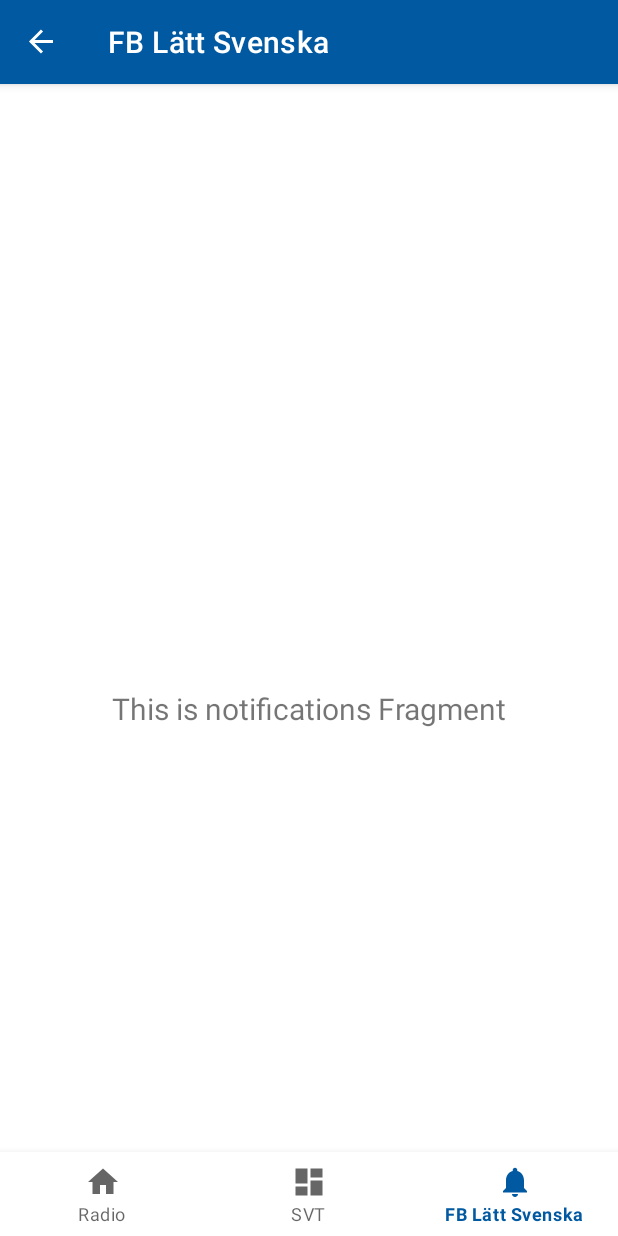
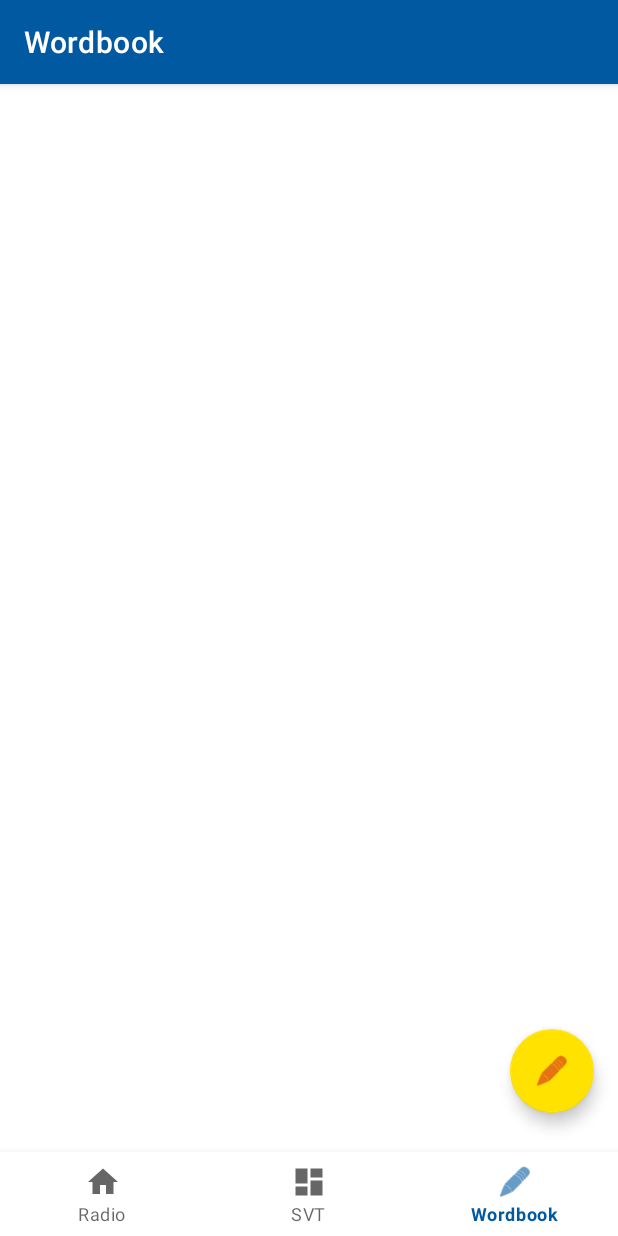
Before and after one commit to diogomonte/latt-svenska, an Android app: the screen it shows after launch (MainActivity), item 3 of the bottom bar chosen, on a phone screen of 412 x 824 dp. Run offline under Robolectric (Android 15) with nearby library versions, the phone set to English and light mode, and no system bars; our stand-ins replace Room's generated code, navigation-ui; 4 statements that could not run were skipped.

Commit message:
add view wordbook dialog

```diff
--- a/app/src/main/AndroidManifest.xml
+++ b/app/src/main/AndroidManifest.xml
@@ -5,6 +5,7 @@
     <uses-permission android:name="android.permission.INTERNET" />
 
     <application
+        android:name=".LattSvenskaApplication"
         android:allowBackup="true"
         android:icon="@mipmap/ic_launcher"
         android:label="@string/app_name"
--- /dev/null
+++ b/app/src/main/java/com/dom/lattsvenska/LattSvenskaApplication.kt
@@ -0,0 +1,13 @@
+package com.dom.lattsvenska
+
+import android.app.Application
+import com.dom.lattsvenska.database.AppDatabase
+
+class LattSvenskaApplication: Application() {
+
+    override fun onCreate() {
+        super.onCreate()
+
+        AppDatabase.getInstance(context = this@LattSvenskaApplication)
+    }
+}
--- a/app/src/main/java/com/dom/lattsvenska/MainActivity.kt
+++ b/app/src/main/java/com/dom/lattsvenska/MainActivity.kt
@@ -19,8 +19,9 @@ class MainActivity : AppCompatActivity() {
         // Passing each menu ID as a set of Ids because each
         // menu should be considered as top level destinations.
         val appBarConfiguration = AppBarConfiguration(setOf(
-                R.id.navigation_radio, R.id.navigation_svt))
+                R.id.navigation_radio, R.id.navigation_svt, R.id.navigation_wordbook))
         setupActionBarWithNavController(navController, appBarConfiguration)
         navView.setupWithNavController(navController)
     }
+
 }
--- /dev/null
+++ b/app/src/main/java/com/dom/lattsvenska/database/AppDatabase.kt
@@ -0,0 +1,28 @@
+package com.dom.lattsvenska.database
+
+import android.content.Context
+import androidx.room.Database
+import androidx.room.Room
+import androidx.room.RoomDatabase
+
+@Database(entities = arrayOf(Word::class), version = 1)
+abstract class AppDatabase: RoomDatabase() {
+    abstract fun wordDao(): WordDao
+
+    companion object {
+
+        private var instance: AppDatabase? = null
+
+        @Synchronized
+        fun getInstance(context: Context): AppDatabase {
+            if (instance == null) {
+                instance = Room.databaseBuilder(context.applicationContext,
+                    AppDatabase::class.java,
+                    "latt-svenska")
+                    .fallbackToDestructiveMigration()
+                    .build()
+            }
+            return instance!!
+        }
+    }
+}
--- /dev/null
+++ b/app/src/main/java/com/dom/lattsvenska/database/Wordbook.kt
@@ -0,0 +1,29 @@
+package com.dom.lattsvenska.database
+
+import androidx.room.*
+
+@Entity(tableName = "words")
+data class Word(@PrimaryKey val id: Int,
+                @ColumnInfo(name = "value") val value: String,
+                @ColumnInfo(name = "translation")  val translation: String) {
+
+    constructor(value: String,
+                translation: String)
+}
+
+@Dao
+interface WordDao {
+
+    @Query("SELECT * FROM words")
+    fun getAll(): List<Word>
+
+    @Update(onConflict = OnConflictStrategy.REPLACE)
+    fun update(word: Word)
+
+    @Insert
+    fun save(word: Word)
+
+    @Delete
+    fun delete(word: Word)
+
+}
--- a/app/src/main/java/com/dom/lattsvenska/ui/radio/RadioFragment.kt
+++ b/app/src/main/java/com/dom/lattsvenska/ui/radio/RadioFragment.kt
@@ -24,8 +24,7 @@ class RadioFragment : Fragment() {
             container: ViewGroup?,
             savedInstanceState: Bundle?
     ): View? {
-        radioViewModel =
-                ViewModelProvider(this).get(RadioViewModel::class.java)
+        radioViewModel = ViewModelProvider(this).get(RadioViewModel::class.java)
         val root = inflater.inflate(R.layout.fragment_radio, container, false)
 
         val webView: WebView = root.findViewById(R.id.fragment_radio_webview)
--- /dev/null
+++ b/app/src/main/java/com/dom/lattsvenska/ui/wordbook/WordbookFragment.kt
@@ -0,0 +1,88 @@
+package com.dom.lattsvenska.ui.wordbook
+
+import android.app.Dialog
+import android.os.Bundle
+import android.view.LayoutInflater
+import android.view.View
+import android.view.ViewGroup
+import android.widget.Button
+import android.widget.TextView
+import androidx.fragment.app.Fragment
+import androidx.lifecycle.Observer
+import androidx.lifecycle.ViewModelProvider
+import com.dom.lattsvenska.R
+import com.dom.lattsvenska.database.Word
+import com.google.android.material.floatingactionbutton.FloatingActionButton
+
+
+class WordbookFragment : Fragment() {
+
+    private lateinit var wordbookViewModel: WordbookViewModel
+    private lateinit var errorLayout: View
+    private lateinit var errorMessage: TextView
+
+    override fun onCreateView(
+        inflater: LayoutInflater, container: ViewGroup?,
+        savedInstanceState: Bundle?): View? {
+        val root = inflater.inflate(R.layout.fragment_wordbook, container, false)
+        setupUI(root)
+        setupViewModel()
+        return root
+    }
+
+
+    private fun setupUI(root: View) {
+        errorLayout = root.findViewById(R.id.view_error)
+        errorMessage = root.findViewById(R.id.view_error_message)
+
+        val addWordButton = root.findViewById<FloatingActionButton>(R.id.fragment_wordbook_float_button)
+        addWordButton.setOnClickListener {
+            openNewWordDialog()
+        }
+    }
+
+    private fun setupViewModel() {
+        wordbookViewModel = ViewModelProvider(this).get(WordbookViewModel::class.java)
+        wordbookViewModel.onMessageError.observe(viewLifecycleOwner, onMessageErrorObserver)
+        wordbookViewModel.words.observe(viewLifecycleOwner, onWordsLoaded)
+    }
+
+    private val onWordsLoaded = Observer<List<Word>> {
+        errorLayout.visibility = View.GONE
+    }
+
+    private val onMessageErrorObserver = Observer<String> {
+        errorMessage.text = it
+        errorLayout.visibility = View.VISIBLE
+    }
+
+    private fun openNewWordDialog() {
+        activity?.let {
+            val dialog = Dialog(it, android.R.style.Theme_Light_NoTitleBar_Fullscreen)
+            dialog.setContentView(R.layout.dialog_new_word)
+
+            val wordValue = dialog.findViewById<TextView>(R.id.fragment_new_word_value)
+            val wordTranslation = dialog.findViewById<TextView>(R.id.fragment_new_word_translation)
+
+            dialog.findViewById<Button>(R.id.dialog_new_word_cancel)
+                .setOnClickListener {
+                    dialog.dismiss()
+                }
+
+            dialog.findViewById<Button>(R.id.dialog_new_word_save)
+                .setOnClickListener {
+                    wordbookViewModel.wordValue = wordValue.text as String
+                    wordbookViewModel.wordTranslation = wordValue.text as String
+                    wordbookViewModel.saveNewWord()
+                }
+
+            dialog.show()
+        }
+    }
+
+    override fun onResume() {
+        super.onResume()
+        wordbookViewModel.loadWords()
+    }
+
+}
--- /dev/null
+++ b/app/src/main/java/com/dom/lattsvenska/ui/wordbook/WordbookViewModel.kt
@@ -0,0 +1,35 @@
+package com.dom.lattsvenska.ui.wordbook
+
+import android.app.Application
+import androidx.lifecycle.AndroidViewModel
+import androidx.lifecycle.LiveData
+import androidx.lifecycle.MutableLiveData
+import com.dom.lattsvenska.database.AppDatabase
+import com.dom.lattsvenska.database.Word
+import kotlin.properties.Delegates
+
+class WordbookViewModel(application: Application) : AndroidViewModel(application) {
+
+    var database: AppDatabase = AppDatabase.getInstance(application)
+
+    private val wordsList = MutableLiveData<List<Word>>()
+    val words: LiveData<List<Word>> = wordsList
+
+    private val messageError = MutableLiveData<String>()
+    val onMessageError: LiveData<String> = messageError
+
+    var wordId by Delegates.notNull<Int>()
+    lateinit var wordValue: String
+    lateinit var wordTranslation: String
+
+    fun loadWords() {
+        wordsList.value = database.wordDao().getAll()
+    }
+
+    fun saveNewWord() {
+        if (wordValue.trim().isEmpty() || wordTranslation.trim().isEmpty()) {
+            messageError.value = "Missing a word or translation."
+        }
+        database.wordDao().save(Word(wordValue, wordTranslation))
+    }
+}
--- /dev/null
+++ b/app/src/main/res/layout/fragment_wordbook.xml
@@ -0,0 +1,25 @@
+<?xml version="1.0" encoding="utf-8"?>
+<androidx.constraintlayout.widget.ConstraintLayout xmlns:android="http://schemas.android.com/apk/res/android"
+    xmlns:app="http://schemas.android.com/apk/res-auto"
+    xmlns:tools="http://schemas.android.com/tools"
+    android:layout_width="match_parent"
+    android:layout_height="match_parent"
+    tools:context=".ui.wordbook.WordbookFragment">
+
+
+    <include layout="@layout/view_error"
+        android:visibility="gone"/>
+
+    <com.google.android.material.floatingactionbutton.FloatingActionButton
+        android:id="@+id/fragment_wordbook_float_button"
+        android:layout_width="wrap_content"
+        android:layout_height="wrap_content"
+        android:layout_marginEnd="16dp"
+        android:layout_marginBottom="82dp"
+        android:clickable="true"
+        android:focusable="true"
+        android:src="@android:drawable/ic_menu_edit"
+        app:layout_constraintBottom_toBottomOf="parent"
+        app:layout_constraintEnd_toEndOf="parent" />
+
+</androidx.constraintlayout.widget.ConstraintLayout>
--- a/app/src/main/res/menu/bottom_nav_menu.xml
+++ b/app/src/main/res/menu/bottom_nav_menu.xml
@@ -12,8 +12,13 @@
         android:title="@string/title_svt" />
 
     <item
+        android:id="@+id/navigation_wordbook"
+        android:icon="@android:drawable/ic_menu_edit"
+        android:title="@string/title_wordbook" />
+
+    <!-- <item
         android:id="@+id/navigation_facebook"
         android:icon="@drawable/ic_notifications_black_24dp"
-        android:title="@string/title_facebook" />
+        android:title="@string/title_facebook" /> -->
 
 </menu>
--- a/app/src/main/res/navigation/mobile_navigation.xml
+++ b/app/src/main/res/navigation/mobile_navigation.xml
@@ -18,6 +18,12 @@
         tools:layout="@layout/fragment_svt" />
 
     <fragment
+        android:id="@+id/navigation_wordbook"
+        android:name="com.dom.lattsvenska.ui.wordbook.WordbookFragment"
+        android:label="@string/title_wordbook"
+        tools:layout="@layout/fragment_wordbook" />
+
+    <fragment
         android:id="@+id/navigation_facebook"
         android:name="com.dom.lattsvenska.ui.facebook.FacebookFragment"
         android:label="@string/title_facebook"
--- a/app/src/main/res/values/colors.xml
+++ b/app/src/main/res/values/colors.xml
@@ -5,6 +5,7 @@
     <color name="blue_dark">#004B87</color>
     <color name="yeallow_light">#FFE200</color>
     <color name="yellow_dark">#FFCD00</color>
-    <color name="black">#FF000000</color>
+    <color name="black">#FFD4291F</color>
     <color name="white">#FFFFFFFF</color>
+    <color name="red">#FFFFFFFF</color>
 </resources>
--- a/app/src/main/res/values/strings.xml
+++ b/app/src/main/res/values/strings.xml
@@ -2,5 +2,10 @@
     <string name="app_name">Lätt Svenska</string>
     <string name="title_radio">Radio</string>
     <string name="title_svt">SVT</string>
+    <string name="title_wordbook">Wordbook</string>
     <string name="title_facebook">FB Lätt Svenska</string>
+    <string name="hint_word">Type a new word</string>
+    <string name="hint_translation">Type the words translation</string>
+    <string name="button_save">Save</string>
+    <string name="button_cancel">Cancel</string>
 </resources>
--- a/build.gradle
+++ b/build.gradle
@@ -1,6 +1,6 @@
 // Top-level build file where you can add configuration options common to all sub-projects/modules.
 buildscript {
-    ext.kotlin_version = "1.3.72"
+    ext.kotlin_version = "1.4.20"
     repositories {
         google()
         jcenter()
```
Also changed, not shown: app/build.gradle (+13 -6 lines), app/src/main/java/com/dom/lattsvenska/ui/svt/SvtFragment.kt (+3 -4 lines), app/src/main/res/layout/dialog_new_word.xml (added, +53 -0 lines), app/src/main/res/layout/view_error.xml (added, +18 -0 lines), gradle/wrapper/gradle-wrapper.properties.
